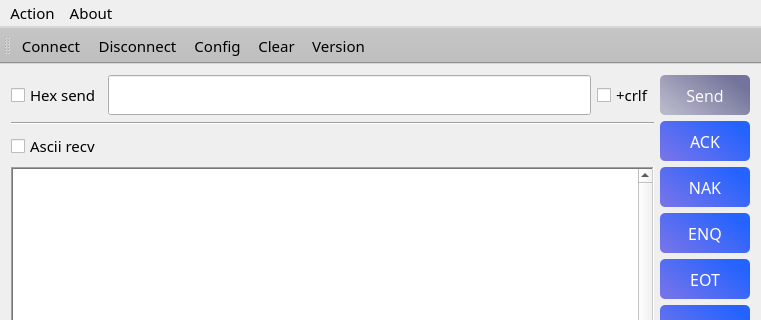
Old version of the form mainwindow.ui in the repository salara1960/hexSerial; both pictures show x 0 to 761 and y 0 to 320 of the 761 by 586 pixel window.
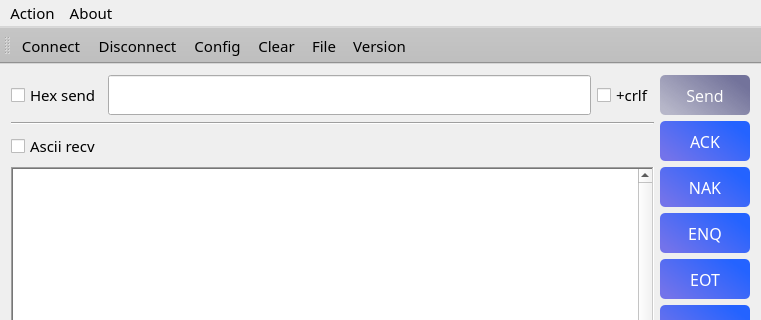
New version of the form. Icons and pictures are not drawn.

```diff
--- a/mainwindow.ui
+++ b/mainwindow.ui
@@ -900,6 +900,7 @@
    <addaction name="actionDISCONNECT"/>
    <addaction name="actionPORT"/>
    <addaction name="actionCLEAR"/>
+   <addaction name="actionFile"/>
    <addaction name="actionVERSION"/>
   </widget>
   <action name="actionPORT">
```
